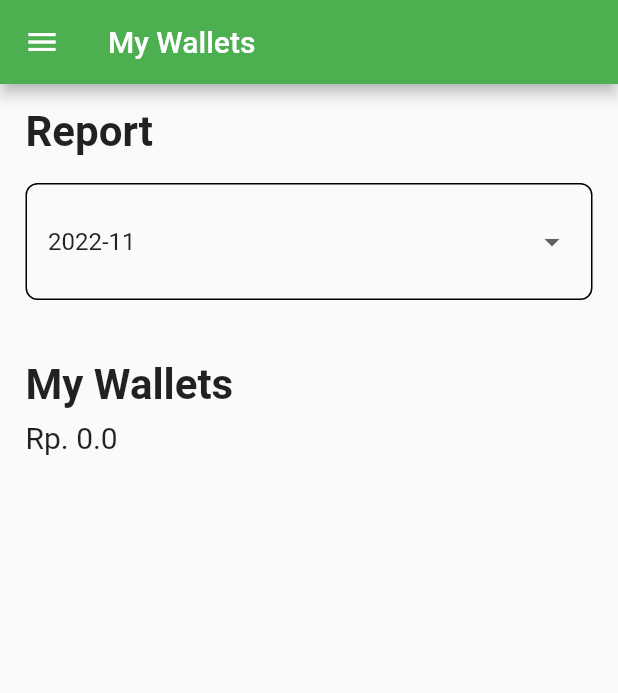
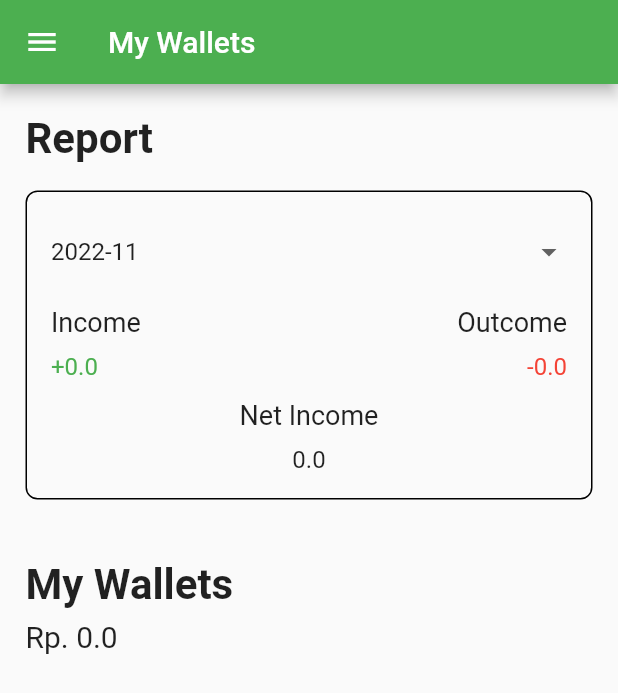
Before and after one commit to duitku-pbp/duitku-flutter, a Flutter app: the WalletHomePage screen opened by its route, on a phone screen of 412 x 824 dp. Shown: the top 693 px of the screen. Run offline on Flutter 3.47's test engine with Material 2 defaults, Android fonts, the phone set to English and light mode, and no system bars; our stand-ins replace cookie_jar, dartz, get_it; network calls fail; statements that could not run were skipped.

Commit message:
feat: implement report card and finish my wallets page

```diff
--- a/lib/wallet/models/report.dart
+++ b/lib/wallet/models/report.dart
@@ -12,9 +12,9 @@ class Report {
   });
 
   factory Report.fromMap(Map<String, dynamic> map) => Report(
-        income: map["income"],
-        outcome: map["outcome"],
-        netIncome: map["net_income"],
+        income: double.parse(map["income"].toString()),
+        outcome: double.parse(map["outcome"].toString()),
+        netIncome: double.parse(map["net_income"].toString()),
         period: map["period"],
       );
 
--- a/lib/wallet/pages/wallet_home_page.dart
+++ b/lib/wallet/pages/wallet_home_page.dart
@@ -58,7 +58,7 @@ class _WalletHomePageState extends State<WalletHomePage> {
             }
 
             return Padding(
-              padding: const EdgeInsets.symmetric(vertical: 15, horizontal: 17),
+              padding: const EdgeInsets.symmetric(vertical: 20, horizontal: 17),
               child: SingleChildScrollView(
                 child: Column(
                   mainAxisSize: MainAxisSize.min,
--- a/lib/wallet/providers/wallet_provider.dart
+++ b/lib/wallet/providers/wallet_provider.dart
@@ -11,8 +11,7 @@ class WalletProvider with ChangeNotifier {
   WalletProvider({required this.repository});
 
   List<Wallet> get wallets => _wallets;
-  Report? get report =>
-      _report != null ? Report.fromMap(_report!.toMap()) : null;
+  Report? get report => _report;
 
   Future<void> getWallets() async {
     final res = await repository.getWallets();
--- a/lib/wallet/widgets/report_card.dart
+++ b/lib/wallet/widgets/report_card.dart
@@ -4,9 +4,7 @@ import 'package:intl/intl.dart';
 import 'package:provider/provider.dart';
 
 class ReportCard extends StatefulWidget {
-  const ReportCard({
-    super.key,
-  });
+  const ReportCard({super.key});
 
   @override
   State<ReportCard> createState() => _ReportCardState();
@@ -17,6 +15,7 @@ class _ReportCardState extends State<ReportCard> {
   final now = DateTime.now();
   List<String> _periods = [];
 
+  Future<void>? _getReport;
   WalletProvider? walletProv;
   String? _period;
 
@@ -44,27 +43,35 @@ class _ReportCardState extends State<ReportCard> {
   @override
   Widget build(BuildContext context) {
     return Container(
-      padding: const EdgeInsets.all(14),
+      padding: const EdgeInsets.all(16),
       decoration: BoxDecoration(
         borderRadius: BorderRadius.circular(8),
-        border: Border.all(
-          color: Colors.black,
+        border: Border.all(color: Colors.black),
       ),
-      ),
-      child: Column(
+      child: FutureBuilder(
+        future: _getReport ?? walletProv?.getReport(_period!),
+        builder: (ctx, snapshot) {
+          if (snapshot.connectionState == ConnectionState.waiting) {
+            return const Center(child: CircularProgressIndicator());
+          }
+
+          return Column(
             children: [
               Row(
                 children: [
                   Expanded(
                     child: DropdownButtonHideUnderline(
                       child: DropdownButton(
+                        borderRadius: BorderRadius.circular(8),
                         value: _period,
                         items: _periods
-                        .map((e) => DropdownMenuItem(value: e, child: Text(e)))
+                            .map((e) =>
+                                DropdownMenuItem(value: e, child: Text(e)))
                             .toList(),
                         onChanged: (val) {
                           setState(() {
                             _period = val;
+                            _getReport = walletProv?.getReport(_period!);
                           });
                         },
                       ),
@@ -72,7 +79,57 @@ class _ReportCardState extends State<ReportCard> {
                   ),
                 ],
               ),
+              const SizedBox(height: 12),
+              Row(
+                mainAxisAlignment: MainAxisAlignment.spaceBetween,
+                children: const [
+                  Text(
+                    "Income",
+                    style: TextStyle(fontSize: 18),
+                  ),
+                  Text(
+                    "Outcome",
+                    style: TextStyle(fontSize: 18),
+                  ),
                 ],
+              ),
+              const SizedBox(height: 10),
+              Row(
+                mainAxisAlignment: MainAxisAlignment.spaceBetween,
+                children: [
+                  Text(
+                    "+${walletProv!.report?.income ?? 0}",
+                    style: const TextStyle(fontSize: 16, color: Colors.green),
+                  ),
+                  Text(
+                    "-${walletProv!.report?.outcome ?? 0}",
+                    style: const TextStyle(fontSize: 16, color: Colors.red),
+                  ),
+                ],
+              ),
+              const SizedBox(height: 12),
+              Row(
+                mainAxisAlignment: MainAxisAlignment.center,
+                children: const [
+                  Text(
+                    "Net Income",
+                    style: TextStyle(fontSize: 18),
+                  ),
+                ],
+              ),
+              const SizedBox(height: 10),
+              Row(
+                mainAxisAlignment: MainAxisAlignment.center,
+                children: [
+                  Text(
+                    "${walletProv!.report?.netIncome ?? 0}",
+                    style: const TextStyle(fontSize: 16),
+                  ),
+                ],
+              ),
+            ],
+          );
+        },
       ),
     );
   }
```
Lines whose indentation alone changed are shown as unchanged.
